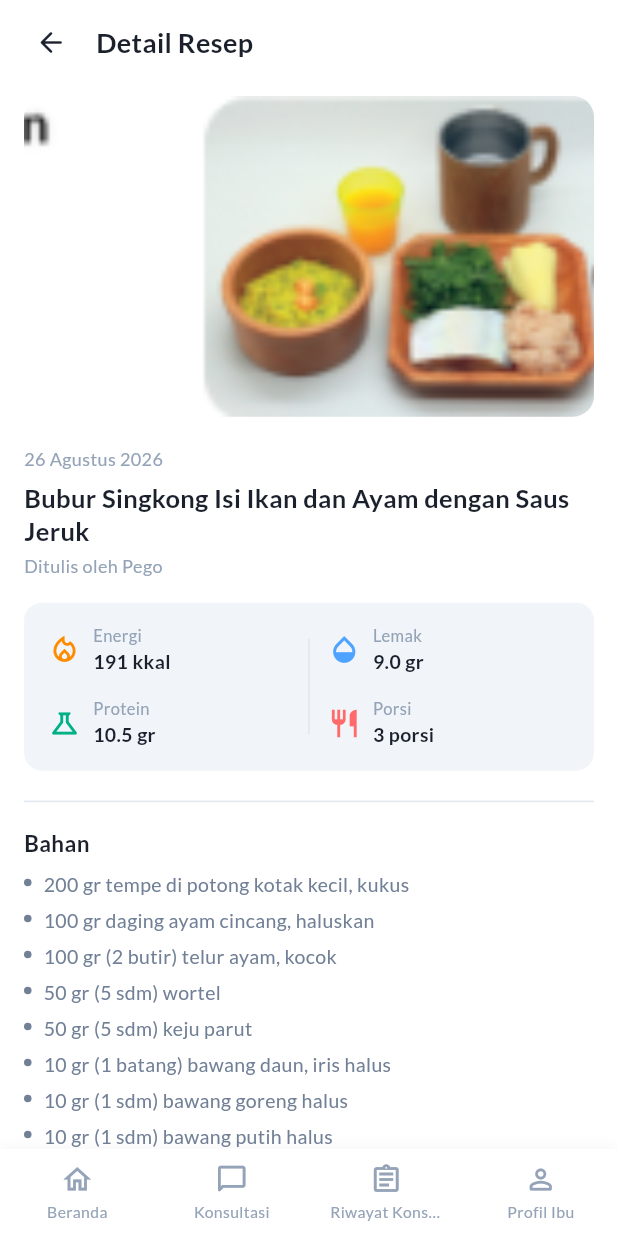
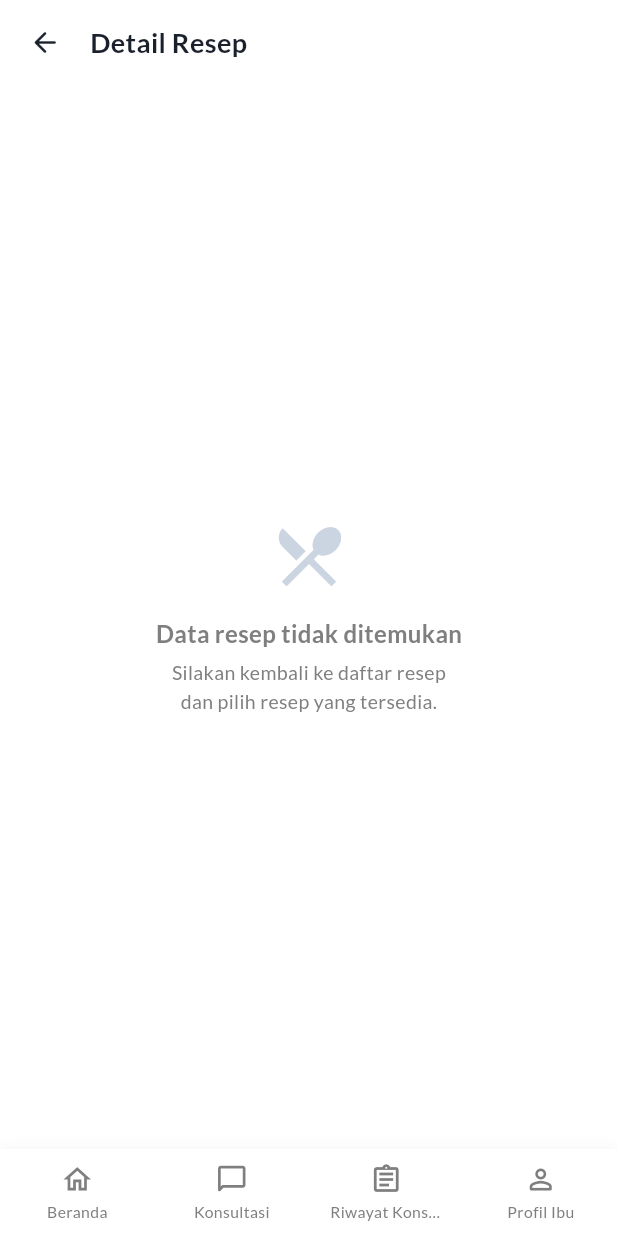
Before and after one commit to g41241543-lab/Pediagrow, a Flutter app: the DetailResepPage screen opened directly, on a phone screen of 412 x 824 dp. Run offline on Flutter 3.47's test engine with Material 3 defaults, Android fonts, the phone set to English and light mode, and no system bars; our stand-ins replace google_fonts, sqflite; accounts and stored records are empty.

Commit message:
Changes to be committed: 	modified:   lib/features/pengguna/mpasi/daftar_resep_page.dart 	modified:   lib/features/pengguna/mpasi/detail_resep_page.dart

```diff
--- a/lib/features/pengguna/mpasi/detail_resep_page.dart
+++ b/lib/features/pengguna/mpasi/detail_resep_page.dart
@@ -44,6 +44,14 @@ class ResepMpasi {
 
 /// Halaman "Detail Resep MPASI" PediaGrow.
 ///
+/// Data resep bersumber sepenuhnya dari [widget.resep] yang dikirim oleh
+/// halaman "Daftar Resep MPASI" (hasil query ke SQLite lokal yang dikelola
+/// PMIK/Superadmin). Halaman ini TIDAK memiliki dummy data hardcoded
+/// sebagai sumber data utama — konsisten dengan daftar_resep_page.dart.
+///
+/// Jika [widget.resep] null (mis. halaman dibuka tanpa data resep yang
+/// valid), halaman menampilkan empty state alih-alih data palsu.
+///
 /// Struktur scrolling:
 /// - Header FIXED (back button + judul "Detail Resep")
 /// - Konten resep SCROLLABLE (gambar, tanggal, judul, penulis, nutrisi, bahan, cara membuat)
@@ -63,53 +71,15 @@ class _DetailResepPageState extends State<DetailResepPage> {
   static const Color colorSoftBlue = Color(0xFFEBF5FF);
   static const Color colorWhite = Color(0xFFFFFFFF);
   static const Color colorTextPrimary = Color(0xFF1A202C);
-  static const Color colorTextSecondary = Color(0xFF718096);
-  static const Color colorTextMuted = Color(0xFF94A3B8);
+  // Design tokens resmi — abu tua & abu muda
+  static const Color colorGreyDark = Color(0xFF7F7F7F); // abu tua
+  static const Color colorGreyLight = Color(0xFFC5C5C5); // abu muda
+
+  // Alias agar konsisten dengan pemakaian sebelumnya di file ini
+  static const Color colorTextSecondary = colorGreyDark;
+  static const Color colorTextMuted = colorGreyDark;
   static const Color colorSearchBg = Color(0xFFF1F5F9);
-  static const Color colorBorder = Color(0xFFE2E8F0);
-
-  // Dummy data untuk preview/testing UI.
-  // Nantinya dapat diganti dengan data dari backend PMIK/Superadmin.
-  static const ResepMpasi _dummyResep = ResepMpasi(
-    id: 'resep-1',
-    title: 'Bubur Singkong Isi Ikan dan Ayam dengan Saus Jeruk',
-    author: 'Pego',
-    date: '26 Agustus 2026',
-    category: '6-8 bulan',
-    assetImage: 'assets/images/resep_1.png',
-    energi: 191,
-    lemak: 9.0,
-    protein: 10.5,
-    porsi: 3,
-    bahan: [
-      '200 gr tempe di potong kotak kecil, kukus',
-      '100 gr daging ayam cincang, haluskan',
-      '100 gr (2 butir) telur ayam, kocok',
-      '50 gr (5 sdm) wortel',
-      '50 gr (5 sdm) keju parut',
-      '10 gr (1 batang) bawang daun, iris halus',
-      '10 gr (1 sdm) bawang goreng halus',
-      '10 gr (1 sdm) bawang putih halus',
-      '20 gr (2 sdm) tepung terigu',
-      '20 gr (2 sdm) tepung tapioka',
-    ],
-    bahanPelapis: [
-      '30 gr (3 sdm) tepung terigu',
-      '100 ml air atau secukupnya',
-      '100 gr (10 sdm) tepung panir',
-      'Minyak untuk menggoreng secukupnya',
-    ],
-    buah: [
-      '270 gr buah semangka',
-    ],
-    caraMembuat: [
-      'Campurkan tempe, daging ayam cincang, wortel, keju, bawang daun, tepung terigu, tapioka, telur, bawang goreng, dan bawang putih halus. Aduk sampai tercampur rata. Ambil loyang olesi minyak dulu kemudian masukkan adonan nugget dan ratakan. Kukus selama 30 menit atau sampai matang. Setelah dingin potong adonan sesuai ukuran yang diinginkan.',
-      'Cairkan terigu dengan air sampai menjadi larutan yang cukup kekentalannya. Celupkan nugget ke tepung terigu basah, gulirkan pada tepung panir.',
-      'Sebaiknya disimpan dulu di kulkas selama 30 menit Atau bisa langsung di goreng di minyak yang panas. Sajikan selagi hangat. Bisa juga di jadikan lauk',
-    ],
-  );
-
-  ResepMpasi get _resep => widget.resep ?? _dummyResep;
+  static const Color colorBorder = colorGreyLight;
 
   void _onBackPressed() {
     Navigator.of(context).maybePop();
@@ -121,6 +91,8 @@ class _DetailResepPageState extends State<DetailResepPage> {
 
   @override
   Widget build(BuildContext context) {
+    final resep = widget.resep;
+
     return Scaffold(
       backgroundColor: colorWhite,
       // Bottom navigation fixed di Scaffold.bottomNavigationBar
@@ -131,11 +103,13 @@ class _DetailResepPageState extends State<DetailResepPage> {
             // 1. HEADER FIXED (Back Button + Judul "Detail Resep")
             _buildHeader(),
 
-            // 2. KONTEN RESEP SCROLLABLE — SATU-SATUNYA AREA YANG SCROLL
+            // 2. KONTEN RESEP — SCROLLABLE jika ada data, EMPTY STATE jika tidak
             Expanded(
-              child: SingleChildScrollView(
+              child: resep == null
+                  ? _buildEmptyState()
+                  : SingleChildScrollView(
                       physics: const BouncingScrollPhysics(),
-                child: _buildRecipeContent(),
+                      child: _buildRecipeContent(resep),
                     ),
             ),
           ],
@@ -145,7 +119,8 @@ class _DetailResepPageState extends State<DetailResepPage> {
   }
 
   // ===========================================================================
-  // 1. HEADER FIXED (Back Button 12dp dari kiri + Judul "Detail Resep")
+  // 1. HEADER FIXED — tinggi PERSIS 56dp
+  //    Back Button 12dp dari kiri layar + Judul "Detail Resep" 12dp setelahnya
   // ===========================================================================
 
   Widget _buildHeader() {
@@ -153,7 +128,7 @@ Widget _buildHeader() {
       height: 56,
       width: double.infinity,
       color: colorWhite,
-    padding: const EdgeInsets.only(left: 16, right: 16),
+      padding: const EdgeInsets.only(left: 12, right: 16),
       child: Row(
         crossAxisAlignment: CrossAxisAlignment.center,
         children: [
@@ -177,7 +152,7 @@ Widget _buildHeader() {
             ),
           ),
           const SizedBox(width: 12),
-        // Judul "Detail Resep"
+          // Judul "Detail Resep" berjarak 12dp dari tombol back
           Text(
             'Detail Resep',
             style: GoogleFonts.lato(
@@ -192,15 +167,55 @@ Widget _buildHeader() {
   }
 
   // ===========================================================================
+  // EMPTY STATE — ditampilkan jika resep tidak ditemukan / belum tersedia
+  // ===========================================================================
+
+  Widget _buildEmptyState() {
+    return Center(
+      child: Padding(
+        padding: const EdgeInsets.all(24),
+        child: Column(
+          mainAxisSize: MainAxisSize.min,
+          children: [
+            const Icon(
+              Icons.restaurant_menu_outlined,
+              size: 52,
+              color: Color(0xFFCBD5E1),
+            ),
+            const SizedBox(height: 14),
+            Text(
+              'Data resep tidak ditemukan',
+              style: GoogleFonts.lato(
+                fontSize: 16,
+                fontWeight: FontWeight.bold,
+                color: colorTextMuted,
+              ),
+            ),
+            const SizedBox(height: 6),
+            Text(
+              'Silakan kembali ke daftar resep\ndan pilih resep yang tersedia.',
+              style: GoogleFonts.lato(
+                fontSize: 13,
+                color: colorTextMuted,
+              ),
+              textAlign: TextAlign.center,
+            ),
+          ],
+        ),
+      ),
+    );
+  }
+
+  // ===========================================================================
   // 2. KONTEN RESEP (Scrollable — gambar, tanggal, judul, nutrisi, bahan, cara)
   // ===========================================================================
 
-  Widget _buildRecipeContent() {
+  Widget _buildRecipeContent(ResepMpasi resep) {
     return Column(
       crossAxisAlignment: CrossAxisAlignment.start,
       children: [
         // Gambar Resep full-width dengan border radius
-        _buildRecipeImage(),
+        _buildRecipeImage(resep),
 
         Padding(
           padding: const EdgeInsets.symmetric(horizontal: 16),
@@ -211,7 +226,7 @@ Widget _buildHeader() {
 
               // Tanggal
               Text(
-                _resep.date,
+                resep.date,
                 style: GoogleFonts.lato(
                   fontSize: 12,
                   color: colorTextMuted,
@@ -221,7 +236,7 @@ Widget _buildHeader() {
 
               // Judul Resep
               Text(
-                _resep.title,
+                resep.title,
                 style: GoogleFonts.lato(
                   fontSize: 17,
                   fontWeight: FontWeight.bold,
@@ -233,7 +248,7 @@ Widget _buildHeader() {
 
               // Penulis
               Text(
-                'Ditulis oleh ${_resep.author}',
+                'Ditulis oleh ${resep.author}',
                 style: GoogleFonts.lato(
                   fontSize: 12,
                   color: colorTextMuted,
@@ -242,7 +257,7 @@ Widget _buildHeader() {
               const SizedBox(height: 16),
 
               // Informasi Nutrisi
-              _buildNutritionInfo(),
+              _buildNutritionInfo(resep),
               const SizedBox(height: 20),
 
               // Divider tipis
@@ -250,34 +265,34 @@ Widget _buildHeader() {
               const SizedBox(height: 16),
 
               // Bagian Bahan
-              if (_resep.bahan.isNotEmpty) ...[
+              if (resep.bahan.isNotEmpty) ...[
                 _buildSectionTitle('Bahan'),
                 const SizedBox(height: 8),
-                _buildBulletList(_resep.bahan),
+                _buildBulletList(resep.bahan),
                 const SizedBox(height: 16),
               ],
 
               // Bagian Bahan Pelapis
-              if (_resep.bahanPelapis.isNotEmpty) ...[
+              if (resep.bahanPelapis.isNotEmpty) ...[
                 _buildSectionTitle('Bahan Pelapis'),
                 const SizedBox(height: 8),
-                _buildBulletList(_resep.bahanPelapis),
+                _buildBulletList(resep.bahanPelapis),
                 const SizedBox(height: 16),
               ],
 
               // Bagian Buah
-              if (_resep.buah.isNotEmpty) ...[
+              if (resep.buah.isNotEmpty) ...[
                 _buildSectionTitle('Buah'),
                 const SizedBox(height: 8),
-                _buildBulletList(_resep.buah),
+                _buildBulletList(resep.buah),
                 const SizedBox(height: 16),
               ],
 
               // Cara Membuat
-              if (_resep.caraMembuat.isNotEmpty) ...[
+              if (resep.caraMembuat.isNotEmpty) ...[
                 _buildSectionTitle('Cara Membuat'),
                 const SizedBox(height: 8),
-                _buildNumberedList(_resep.caraMembuat),
+                _buildNumberedList(resep.caraMembuat),
                 const SizedBox(height: 24),
               ],
             ],
@@ -288,7 +303,7 @@ Widget _buildHeader() {
   }
 
   // Gambar Resep — full width dengan margin horizontal dan border radius
-  Widget _buildRecipeImage() {
+  Widget _buildRecipeImage(ResepMpasi resep) {
     return Padding(
       padding: const EdgeInsets.symmetric(horizontal: 16, vertical: 8),
       child: ClipRRect(
@@ -296,7 +311,7 @@ Widget _buildHeader() {
         child: AspectRatio(
           aspectRatio: 16 / 9,
           child: Image.asset(
-            _resep.assetImage,
+            resep.assetImage,
             width: double.infinity,
             fit: BoxFit.cover,
             errorBuilder: (context, error, stackTrace) => Container(
@@ -316,7 +331,7 @@ Widget _buildHeader() {
   }
 
   // Informasi Nutrisi — 2 kolom (Energi+Protein | Lemak+Porsi)
-  Widget _buildNutritionInfo() {
+  Widget _buildNutritionInfo(ResepMpasi resep) {
     return Container(
       padding: const EdgeInsets.symmetric(vertical: 14, horizontal: 4),
       decoration: BoxDecoration(
@@ -332,14 +347,14 @@ Widget _buildHeader() {
                   icon: Icons.local_fire_department_outlined,
                   iconColor: const Color(0xFFFF8C00),
                   label: 'Energi',
-                  value: '${_resep.energi.toStringAsFixed(0)} kkal',
+                  value: '${resep.energi.toStringAsFixed(0)} kkal',
                 ),
                 const SizedBox(height: 14),
                 _buildNutritionItem(
                   icon: Icons.science_outlined,
                   iconColor: const Color(0xFF00B087),
                   label: 'Protein',
-                  value: '${_resep.protein} gr',
+                  value: '${resep.protein} gr',
                 ),
               ],
             ),
@@ -352,14 +367,14 @@ Widget _buildHeader() {
                   icon: Icons.opacity_outlined,
                   iconColor: const Color(0xFF4DA3FF),
                   label: 'Lemak',
-                  value: '${_resep.lemak} gr',
+                  value: '${resep.lemak} gr',
                 ),
                 const SizedBox(height: 14),
                 _buildNutritionItem(
                   icon: Icons.restaurant_outlined,
                   iconColor: const Color(0xFFFF6B6B),
                   label: 'Porsi',
-                  value: '${_resep.porsi} porsi',
+                  value: '${resep.porsi} porsi',
                 ),
               ],
             ),
```
Also changed, not shown: lib/features/pengguna/mpasi/daftar_resep_page.dart (+136 -75 lines). Lines whose indentation alone changed are shown as unchanged.
